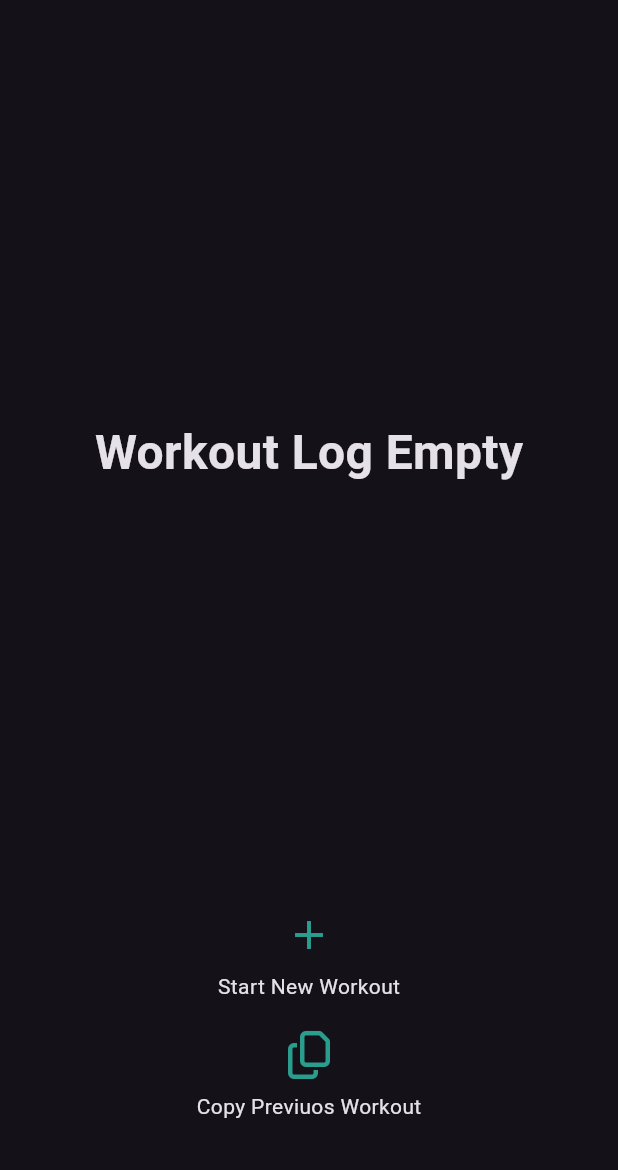
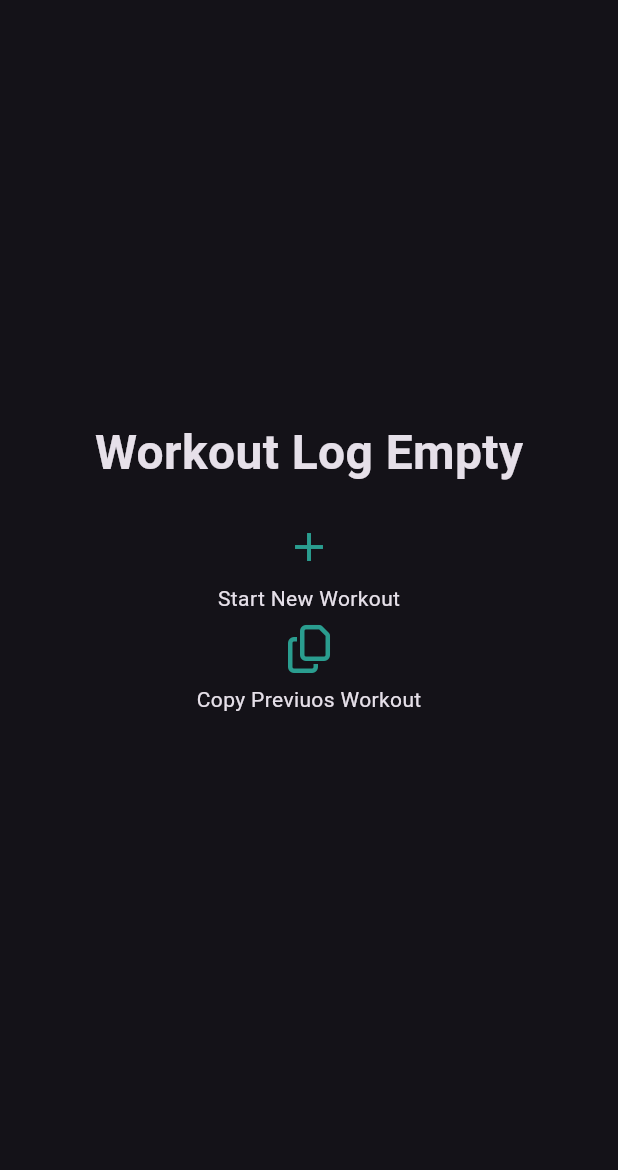
Before and after one commit to Yusif-Mohey/easy-counter, a Flutter app: the screen it shows after launch, on a phone screen of 412 x 824 dp, the part 66-1236 px from its top. Run offline on Flutter 3.47's test engine with Material 3 defaults, Android fonts, the phone set to English and light mode, and no system bars; our stand-ins replace font_awesome_flutter, go_router, google_fonts; Roboto replaces fonts that are missing (Arvo).

Commit message:
fix empty view && create exercises show view

```diff
--- a/lib/core/app_router.dart
+++ b/lib/core/app_router.dart
@@ -1,9 +1,11 @@
 import 'package:easy_counter/features/home/presention/views/screens/home_view.dart';
 import 'package:easy_counter/features/splash/presention/views/screens/splash_view.dart';
+import 'package:easy_counter/features/workout/presention/views/screens/exercises_show_view.dart';
 import 'package:go_router/go_router.dart';
 
 abstract class AppRouters {
   static const kHomeView = '/kHomeView';
+  static const kExercisesShwoView = '/kExercisesShwoView';
   static const kSplashView = '/';
   static final router = GoRouter(routes: [
     GoRoute(
@@ -13,6 +15,10 @@ abstract class AppRouters {
     GoRoute(
       path: kHomeView,
       builder: (context, state) => const HomeView(),
+    ),
+    GoRoute(
+      path: kExercisesShwoView,
+      builder: (context, state) => const ExercisesShowView(),
     )
   ]);
 }
--- /dev/null
+++ b/lib/features/home/presention/views/widgets/empty_day.dart
@@ -0,0 +1,22 @@
+import 'package:easy_counter/core/utils/styles.dart';
+import 'package:flutter/material.dart';
+import 'package:font_awesome_flutter/font_awesome_flutter.dart';
+
+class EmptyDay extends StatelessWidget {
+  const EmptyDay({super.key});
+
+  @override
+  Widget build(BuildContext context) {
+    return Column(
+      mainAxisAlignment: MainAxisAlignment.center,
+      children: [
+        Text('Workout Log Empty', style: Styles.textStyle32.copyWith()),
+        const SizedBox(height: 16),
+        IconButton(onPressed: () {}, icon: const Icon(Icons.add)),
+        const Text('Start New Workout'),
+        IconButton(onPressed: () {}, icon: const FaIcon(FontAwesomeIcons.copy)),
+        const Text('Copy Previuos Workout'),
+      ],
+    );
+  }
+}
--- a/lib/features/home/presention/views/widgets/home_view_body.dart
+++ b/lib/features/home/presention/views/widgets/home_view_body.dart
@@ -1,40 +1,20 @@
-import 'package:easy_counter/core/utils/styles.dart';
 import 'package:easy_counter/features/home/presention/views/widgets/custom_appbar.dart';
+import 'package:easy_counter/features/home/presention/views/widgets/empty_day.dart';
 import 'package:flutter/material.dart';
-import 'package:font_awesome_flutter/font_awesome_flutter.dart';
 
 class HomeViewBody extends StatelessWidget {
   const HomeViewBody({super.key});
 
   @override
   Widget build(BuildContext context) {
-    return const SafeArea(
+    return SafeArea(
       child: Column(
         children: [
-          CustomAppBar(),
-          EmptyDay(),
+          const CustomAppBar(),
+          SizedBox(height: MediaQuery.of(context).size.height / 3),
+          const Center(child: EmptyDay()),
         ],
       ),
     );
   }
 }
-
-class EmptyDay extends StatelessWidget {
-  const EmptyDay({super.key});
-
-  @override
-  Widget build(BuildContext context) {
-    return Column(
-      children: [
-        SizedBox(height: MediaQuery.of(context).size.height / 3),
-        Text('Workout Log Empty', style: Styles.textStyle32.copyWith()),
-        SizedBox(height: MediaQuery.of(context).size.height / 3),
-        IconButton(onPressed: () {}, icon: const Icon(Icons.add)),
-        const Text('Start New Workout'),
-        const SizedBox(height: 12),
-        IconButton(onPressed: () {}, icon: const FaIcon(FontAwesomeIcons.copy)),
-        const Text('Copy Previuos Workout'),
-      ],
-    );
-  }
-}
```
Also changed, not shown: lib/features/workout/presention/views/screens/exercises_show_view.dart (added, +17 -0 lines).
